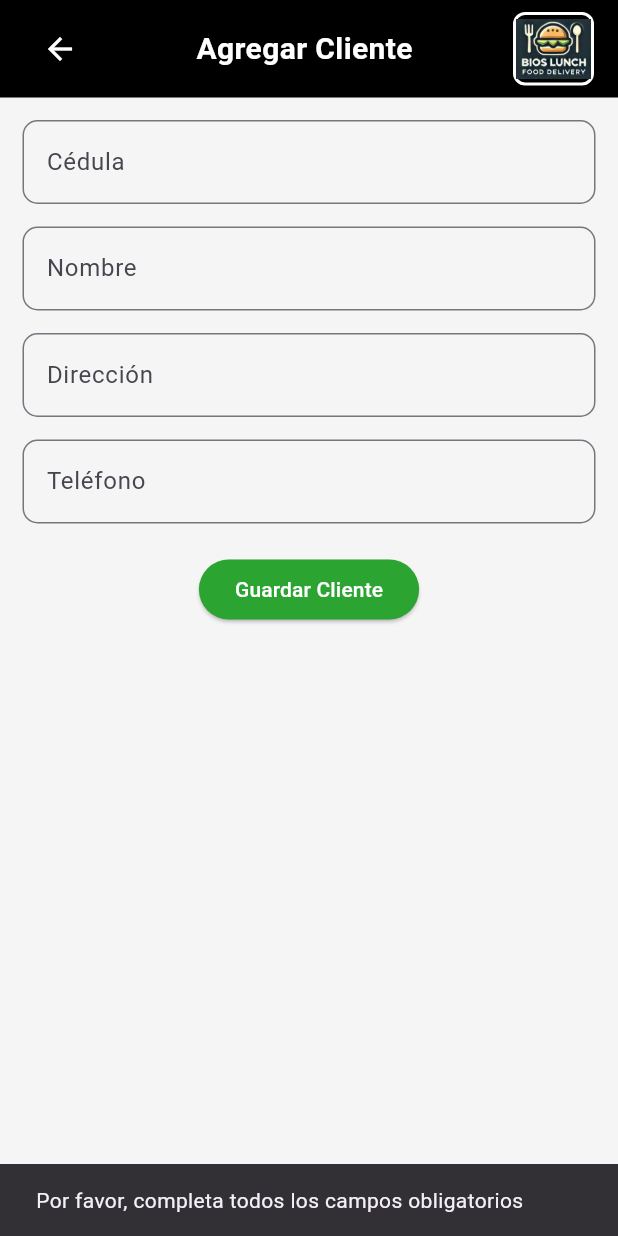
After one commit to MartinPintos677/Proyecto-Flutter-Bios, a Flutter app: the PantallaAgregarCliente screen opened by its route, after a tap on "Guardar Cliente", on a phone screen of 412 x 824 dp. The commit adds this screen. Run offline on Flutter 3.47's test engine with Material 3 defaults, Android fonts, the phone set to English and light mode, and no system bars; our stand-ins replace image_picker.

Commit message:
Agregación de vista de Agregar Cliente

```diff
--- a/lib/main.dart
+++ b/lib/main.dart
@@ -37,6 +37,7 @@ class Aplicacion extends StatelessWidget {
         '/gestion_platos': (context) => const PantallaGestionPlatos(),
         '/agregar_plato': (context) => const PantallaAgregarPlato(),
         '/gestion_clientes': (context) => const PantallaGestionClientes(),
+        '/agregar_cliente': (context) => const PantallaAgregarCliente(),
       },
     );
   }
--- /dev/null
+++ b/lib/paginas/agregar_cliente.dart
@@ -0,0 +1,169 @@
+import 'package:flutter/material.dart';
+
+class PantallaAgregarCliente extends StatefulWidget {
+  const PantallaAgregarCliente({super.key});
+
+  @override
+  State<PantallaAgregarCliente> createState() => _PantallaAgregarClienteState();
+}
+
+class _PantallaAgregarClienteState extends State<PantallaAgregarCliente> {
+  final TextEditingController _cedulaController = TextEditingController();
+  final TextEditingController _nombreController = TextEditingController();
+  final TextEditingController _direccionController = TextEditingController();
+  final TextEditingController _telefonoController = TextEditingController();
+
+  void _guardarCliente() {
+    final cedula = _cedulaController.text.trim();
+    final nombre = _nombreController.text.trim();
+    final direccion = _direccionController.text.trim();
+    final telefono = _telefonoController.text.trim();
+
+    if (cedula.isEmpty ||
+        nombre.isEmpty ||
+        direccion.isEmpty ||
+        telefono.isEmpty) {
+      ScaffoldMessenger.of(context).showSnackBar(
+        const SnackBar(
+          content: Text('Por favor, completa todos los campos obligatorios'),
+        ),
+      );
+      return;
+    }
+
+    // Lógica para guardar el cliente
+    print('Cédula: $cedula');
+    print('Nombre: $nombre');
+    print('Dirección: $direccion');
+    print('Teléfono: $telefono');
+
+    // Volver a la pantalla anterior
+    Navigator.pop(context);
+  }
+
+  @override
+  Widget build(BuildContext context) {
+    return Scaffold(
+      appBar: PreferredSize(
+        preferredSize: const Size.fromHeight(80), // Altura personalizada
+        child: Container(
+          padding: const EdgeInsets.symmetric(horizontal: 16, vertical: 8),
+          color: Colors.black, // Fondo negro
+          child: SafeArea(
+            child: Row(
+              mainAxisAlignment: MainAxisAlignment.spaceBetween,
+              children: [
+                // Botón de retroceso
+                IconButton(
+                  icon: const Icon(Icons.arrow_back, color: Colors.white),
+                  onPressed: () {
+                    Navigator.pop(context); // Vuelve a la página anterior
+                  },
+                ),
+                // Título centrado
+                const Text(
+                  'Agregar Cliente',
+                  style: TextStyle(
+                    color: Colors.white, // Texto blanco
+                    fontWeight: FontWeight.bold,
+                    fontSize: 20,
+                  ),
+                ),
+                // Logo en la derecha con cursor "dedito"
+                MouseRegion(
+                  cursor: SystemMouseCursors.click, // Cursor dedito
+                  child: GestureDetector(
+                    onTap: () {
+                      Navigator.pushNamed(context, '/'); // Redirige a inicio
+                    },
+                    child: Container(
+                      decoration: BoxDecoration(
+                        border: Border.all(color: Colors.white, width: 2),
+                        borderRadius: BorderRadius.circular(8),
+                      ),
+                      child: Image.asset(
+                        'assets/img/logo.jpg',
+                        width: 50,
+                        height: 45,
+                      ),
+                    ),
+                  ),
+                ),
+              ],
+            ),
+          ),
+        ),
+      ),
+      body: Padding(
+        padding: const EdgeInsets.all(15.0),
+        child: SingleChildScrollView(
+          child: Column(
+            crossAxisAlignment: CrossAxisAlignment.start,
+            children: [
+              // Campo para la cédula
+              TextField(
+                controller: _cedulaController,
+                decoration: InputDecoration(
+                  labelText: 'Cédula',
+                  border: OutlineInputBorder(
+                    borderRadius: BorderRadius.circular(10),
+                  ),
+                ),
+              ),
+              const SizedBox(height: 15),
+
+              // Campo para el nombre
+              TextField(
+                controller: _nombreController,
+                decoration: InputDecoration(
+                  labelText: 'Nombre',
+                  border: OutlineInputBorder(
+                    borderRadius: BorderRadius.circular(10),
+                  ),
+                ),
+              ),
+              const SizedBox(height: 15),
+
+              // Campo para la dirección
+              TextField(
+                controller: _direccionController,
+                decoration: InputDecoration(
+                  labelText: 'Dirección',
+                  border: OutlineInputBorder(
+                    borderRadius: BorderRadius.circular(10),
+                  ),
+                ),
+              ),
+              const SizedBox(height: 15),
+
+              // Campo para el teléfono
+              TextField(
+                controller: _telefonoController,
+                decoration: InputDecoration(
+                  labelText: 'Teléfono',
+                  border: OutlineInputBorder(
+                    borderRadius: BorderRadius.circular(10),
+                  ),
+                ),
+                keyboardType: TextInputType.phone,
+              ),
+              const SizedBox(height: 20),
+
+              // Botón para guardar
+              Center(
+                child: ElevatedButton(
+                  onPressed: _guardarCliente,
+                  style: ElevatedButton.styleFrom(
+                    backgroundColor: const Color.fromARGB(255, 44, 164, 50),
+                    foregroundColor: Colors.white,
+                  ),
+                  child: const Text('Guardar Cliente'),
+                ),
+              ),
+            ],
+          ),
+        ),
+      ),
+    );
+  }
+}
--- a/lib/paginas/pagina_inicial.dart
+++ b/lib/paginas/pagina_inicial.dart
@@ -108,7 +108,7 @@ class PantallaInicial extends StatelessWidget {
               },
             ),
             ListTile(
-              leading: const Icon(Icons.fastfood),
+              leading: const Icon(Icons.people),
               title: const Text('Gestión de Clientes'),
               onTap: () {
                 Navigator.pop(context);
--- a/lib/paginas/paginas.dart
+++ b/lib/paginas/paginas.dart
@@ -3,3 +3,4 @@ export 'package:formulario_basico/paginas/pagina_inicial.dart';
 export 'package:formulario_basico/paginas/gestion_platos.dart';
 export 'package:formulario_basico/paginas/agregar_plato.dart';
 export 'package:formulario_basico/paginas/gestion_clientes.dart';
+export 'package:formulario_basico/paginas/agregar_cliente.dart';
```
